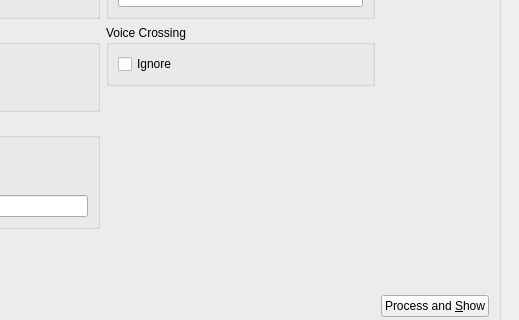
Old version of the form views/ui/main_window.ui in the repository ELVIS-Project/vis-framework; both pictures show x 434 to 953 and y 248 to 568 of the 953 by 678 pixel window.
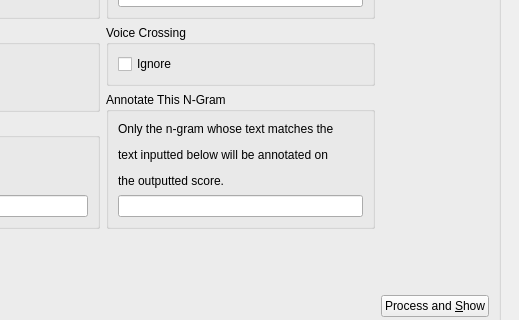
New version of the form. Icons and pictures are not drawn.

Commit message:
Added Some GUI and Experiment Things for Targeted LilyPond Output
- New QLineEdit for which n-grams to annotate.
- New setting in ExperimentSettings
- Template TargetedIntervalNGramExperiment for Alex.
- LilyPondExperiment chooses T_I_NG_E when it should.

```diff
--- a/views/ui/main_window.ui
+++ b/views/ui/main_window.ui
@@ -918,6 +918,25 @@
              </layout>
             </widget>
            </item>
+           <item row="2" column="2" rowspan="2">
+            <widget class="QGroupBox" name="grp_annotate_these">
+             <property name="title">
+              <string>Annotate This N-Gram</string>
+             </property>
+             <layout class="QVBoxLayout" name="verticalLayout_15">
+              <item>
+               <widget class="QLabel" name="label_6">
+                <property name="text">
+                 <string>&lt;html&gt;&lt;head/&gt;&lt;body&gt;&lt;p&gt;Only the n-gram whose text matches the&lt;/p&gt;&lt;p&gt;text inputted below will be annotated on&lt;/p&gt;&lt;p&gt;the outputted score.&lt;/p&gt;&lt;/body&gt;&lt;/html&gt;</string>
+                </property>
+               </widget>
+              </item>
+              <item>
+               <widget class="QLineEdit" name="line_annotate_these"/>
+              </item>
+             </layout>
+            </widget>
+           </item>
           </layout>
          </widget>
         </item>
```
Left out of the diff: 2 changed lines with no effect on the pictures. The commit also changes 4 other files.
